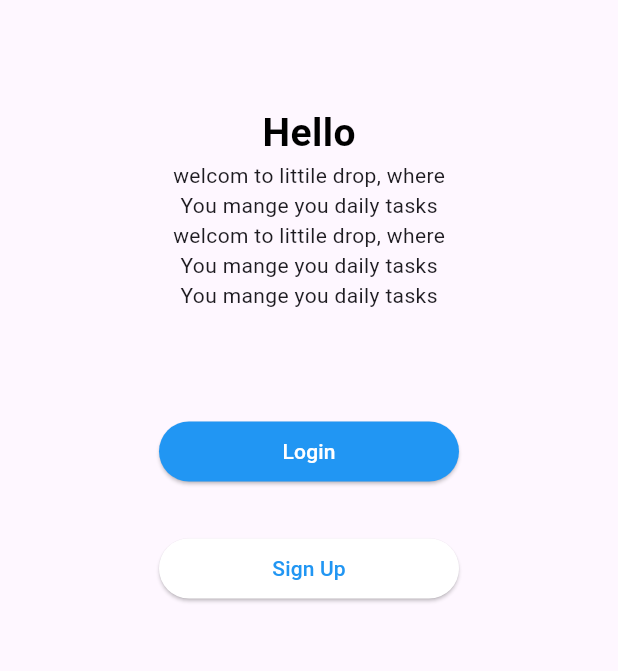
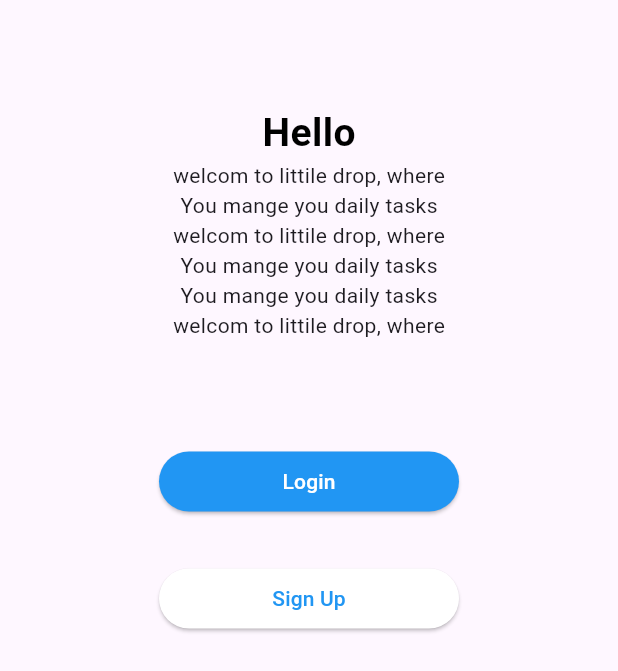
Before and after one commit to shamseernpm-beep/practice_dribble, a Flutter app: the screen it shows after launch, on a phone screen of 412 x 824 dp. Shown: the top 671 px of the screen. Run offline on Flutter 3.47's test engine with Material 3 defaults, Android fonts, the light colour scheme and no system bars.

Commit message:
new pages

```diff
--- a/lib/home.dart
+++ b/lib/home.dart
@@ -31,6 +31,7 @@ class _HomeState extends State<Home> {
               Text("welcom to littile drop, where"),
               Text("You mange you daily tasks"),
               Text("You mange you daily tasks"),
+              Text("welcom to littile drop, where"),
               SizedBox(height: 70),
               SizedBox(
                 width: 200,
```
